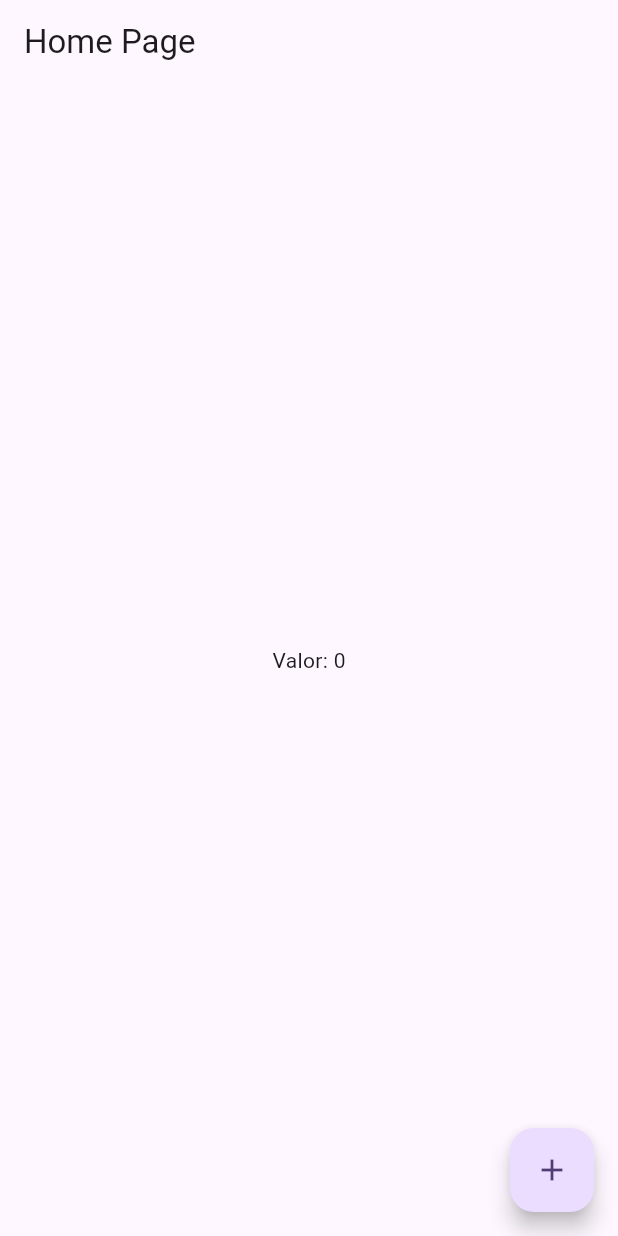
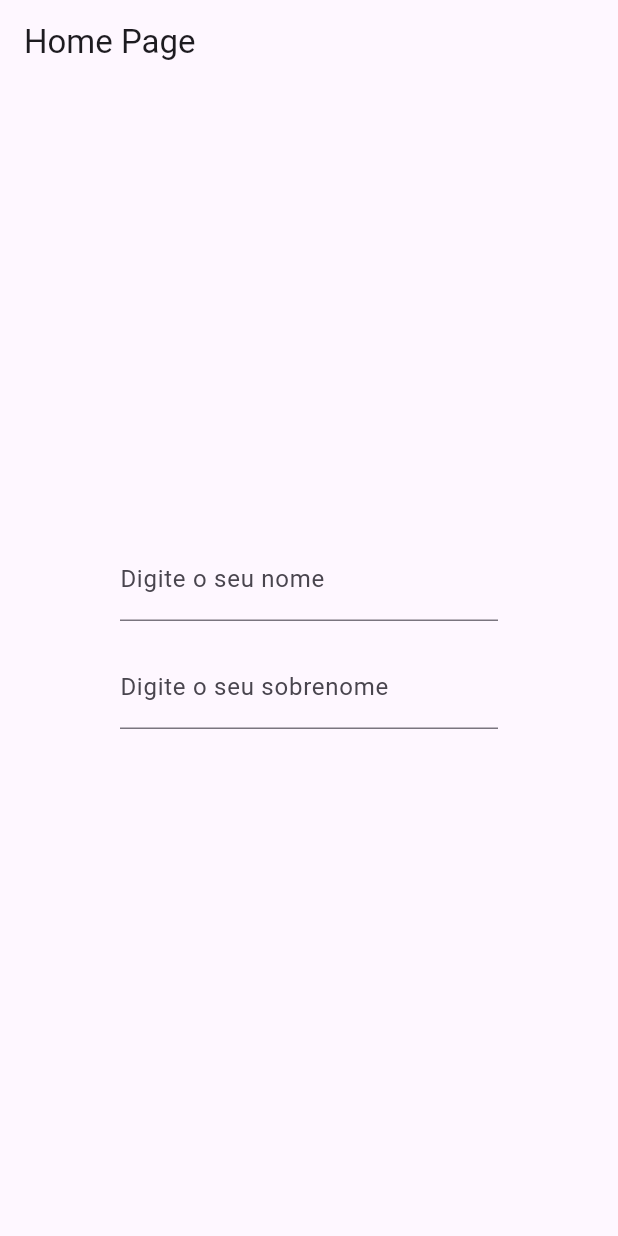
Before and after one commit to lazaroalexandre/mobx_zero_to_hero, a Flutter app: the screen it shows after launch, on a phone screen of 412 x 824 dp. Run offline on Flutter 3.47's test engine with Material 3 defaults, Android fonts, the phone set to English and light mode, and no system bars; our stand-ins replace flutter_mobx, mobx; generated files the repository leaves out were written again.

Commit message:
Concatenando nome e sobrenome com computed

```diff
--- /dev/null
+++ b/lib/src/modules/home/controllers/concatenacaoController.dart
@@ -0,0 +1,26 @@
+import 'package:mobx/mobx.dart';
+part 'concatenacaoController.g.dart';
+
+class ConcatenacaoController = ConcatenacaoControllerBase
+    with _$ConcatenacaoController;
+
+abstract class ConcatenacaoControllerBase with Store {
+  @observable
+  String nome = '';
+
+  @observable
+  String sobrenome = '';
+
+  @action
+  String mudarNome(String novoNome) {
+    return nome = novoNome;
+  }
+
+  @action
+  String mudarSobrenome(String novoSobrenome) {
+    return sobrenome = novoSobrenome;
+  }
+
+  @computed
+  String get nomeSobrenome => "$nome $sobrenome";
+}
--- a/lib/src/modules/home/pages/home_page.dart
+++ b/lib/src/modules/home/pages/home_page.dart
@@ -1,11 +1,13 @@
 import 'package:flutter/material.dart';
 import 'package:flutter_mobx/flutter_mobx.dart';
-import 'package:mobx_zero_to_hero/src/modules/home/controllers/counter_controller.dart';
+import 'package:mobx_zero_to_hero/src/modules/home/controllers/concatenacaoController.dart';
 
 class HomePage extends StatelessWidget {
   HomePage({super.key});
 
-  final controller = CounterController();
+  final controller = ConcatenacaoController();
+  final nomeEC = TextEditingController();
+  final sobrenomeEC = TextEditingController();
 
   @override
   Widget build(BuildContext context) {
@@ -13,16 +15,40 @@ class HomePage extends StatelessWidget {
       appBar: AppBar(
         title: const Text('Home Page'),
       ),
-      body: Observer(builder: (_) {
-        return Center(
-          child: Text("Valor: ${controller.counter}"),
-        );
-      }),
-      floatingActionButton: FloatingActionButton(
-        onPressed: () {
-          controller.increment();
-        },
-        child: const Icon(Icons.add),
+      body: Padding(
+        padding: const EdgeInsets.all(80),
+        child: Column(
+          mainAxisAlignment: MainAxisAlignment.center,
+          children: [
+            TextFormField(
+              controller: nomeEC,
+              onChanged: (_) => controller.mudarNome(nomeEC.text),
+              decoration: const InputDecoration(
+                label: Text("Digite o seu nome"),
+                hintText: "Nome",
+              ),
+            ),
+            const SizedBox(
+              height: 16,
+            ),
+            TextFormField(
+              controller: sobrenomeEC,
+              onChanged: (_) => controller.mudarSobrenome(sobrenomeEC.text),
+              decoration: const InputDecoration(
+                label: Text("Digite o seu sobrenome"),
+                hintText: "Sobrenome",
+              ),
+            ),
+            const SizedBox(
+              height: 16,
+            ),
+            Observer(
+              builder: (_) {
+                return Text(controller.nomeSobrenome);
+              }
+            ),
+          ],
+        ),
       ),
     );
   }
```
Also changed, not shown: lib/src/modules/home/controllers/counter_controller.dart (deleted, +0 -14 lines), lib/src/modules/home/controllers/concatenacaoController.g.dart (added), lib/src/modules/home/controllers/counter_controller.g.dart (deleted), 1 other file.
